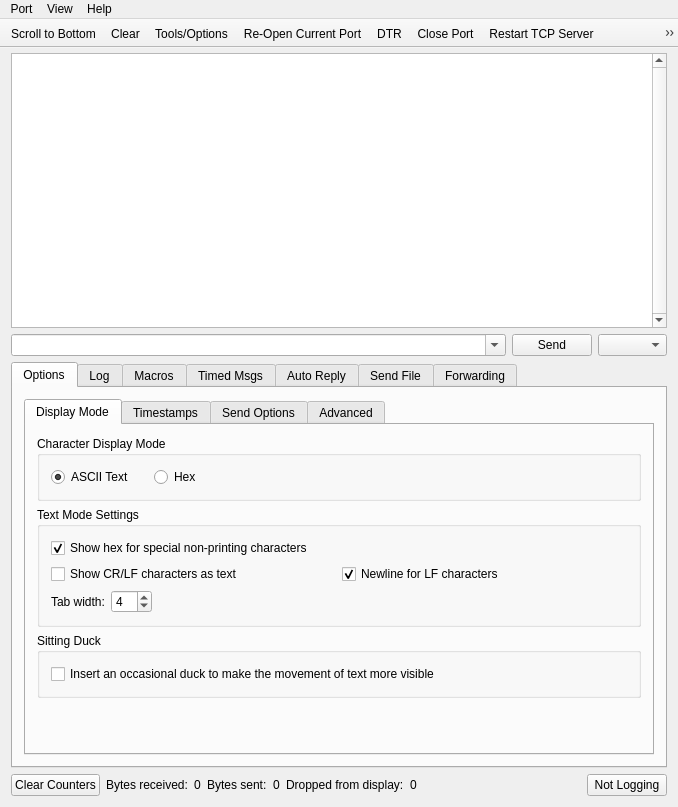
This is src/mainwindow.ui in noedigcode/SimpleSerial as Qt 5 draws it before an edit. The edited form follows.
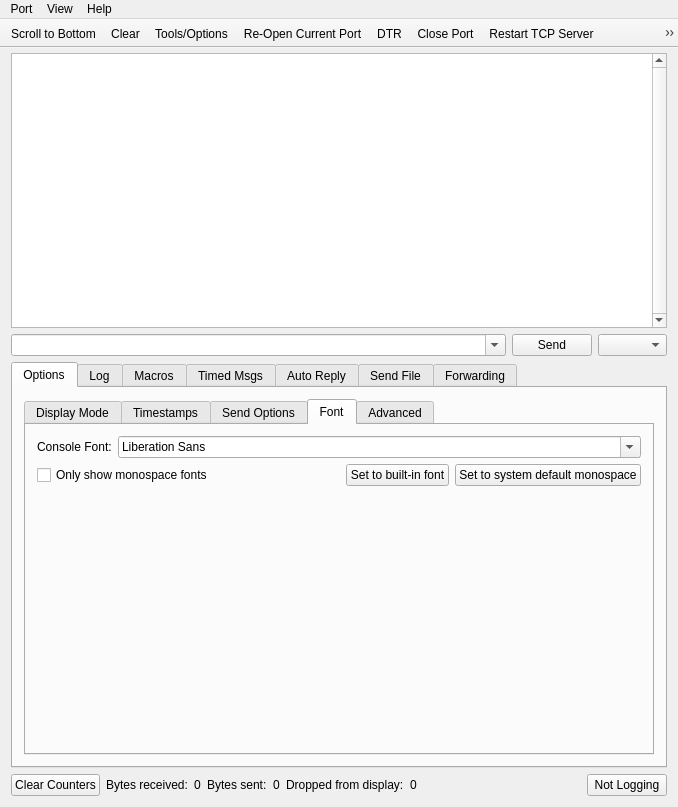
This is the edited form. The open tabs and pages were chosen to show the change. Icons and pictures are not drawn. Custom widgets are drawn as their Qt base class.

Commit message: Include JetBrainsMono font and use as default font. Add ability to change console font.

```diff
--- a/src/mainwindow.ui
+++ b/src/mainwindow.ui
@@ -128,7 +128,7 @@
             <item>
              <widget class="QTabWidget" name="tabWidget_options">
               <property name="currentIndex">
-               <number>0</number>
+               <number>3</number>
               </property>
               <widget class="QWidget" name="tab_displayMode">
                <attribute name="title">
@@ -519,6 +519,78 @@
                 </item>
                </layout>
               </widget>
+              <widget class="QWidget" name="tab_font">
+               <attribute name="title">
+                <string>Font</string>
+               </attribute>
+               <layout class="QVBoxLayout" name="verticalLayout_21">
+                <item>
+                 <layout class="QHBoxLayout" name="horizontalLayout_24">
+                  <item>
+                   <widget class="QLabel" name="label_35">
+                    <property name="text">
+                     <string>Console Font:</string>
+                    </property>
+                   </widget>
+                  </item>
+                  <item>
+                   <widget class="QFontComboBox" name="fontComboBox">
+                    <property name="sizePolicy">
+                     <sizepolicy hsizetype="Expanding" vsizetype="Fixed">
+                      <horstretch>0</horstretch>
+                      <verstretch>0</verstretch>
+                     </sizepolicy>
+                    </property>
+                   </widget>
+                  </item>
+                 </layout>
+                </item>
+                <item>
+                 <layout class="QHBoxLayout" name="horizontalLayout_23">
+                  <item>
+                   <widget class="QCheckBox" name="checkBox_onlyMonospaceFonts">
+                    <property name="sizePolicy">
+                     <sizepolicy hsizetype="Expanding" vsizetype="Fixed">
+                      <horstretch>0</horstretch>
+                      <verstretch>0</verstretch>
+                     </sizepolicy>
+                    </property>
+                    <property name="text">
+                     <string>Only show monospace fonts</string>
+                    </property>
+                   </widget>
+                  </item>
+                  <item>
+                   <widget class="QPushButton" name="pushButton_builtInFont">
+                    <property name="text">
+                     <string>Set to built-in font</string>
+                    </property>
+                   </widget>
+                  </item>
+                  <item>
+                   <widget class="QPushButton" name="pushButton_systemDefaultMonospaceFont">
+                    <property name="text">
+                     <string>Set to system default monospace</string>
+                    </property>
+                   </widget>
+                  </item>
+                 </layout>
+                </item>
+                <item>
+                 <spacer name="verticalSpacer_19">
+                  <property name="orientation">
+                   <enum>Qt::Vertical</enum>
+                  </property>
+                  <property name="sizeHint" stdset="0">
+                   <size>
+                    <width>20</width>
+                    <height>241</height>
+                   </size>
+                  </property>
+                 </spacer>
+                </item>
+               </layout>
+              </widget>
               <widget class="QWidget" name="tab">
                <attribute name="title">
                 <string>Advanced</string>
```
Left out of the diff: 99 changed lines with no effect on the pictures. The commit also changes 7 other files.
